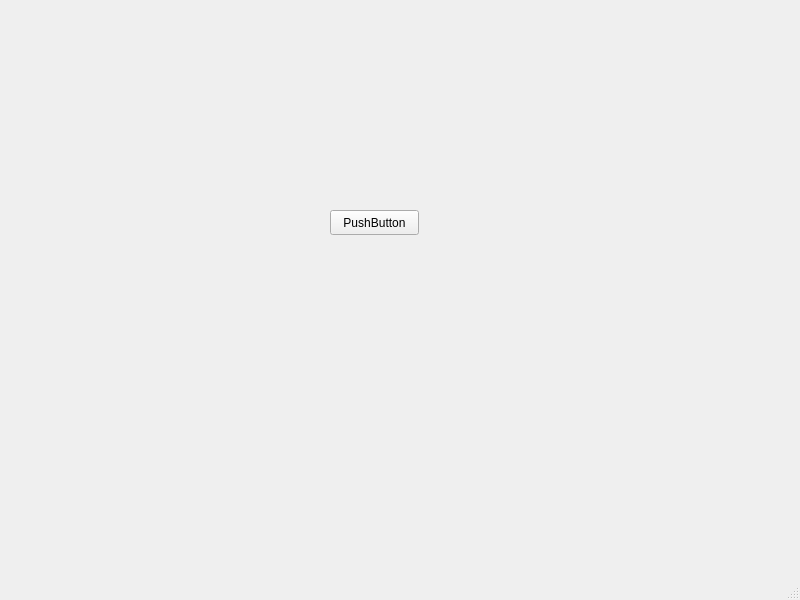
The window that robocon_desktop/ui/mainwindow.ui (RoboX-Labs/xrobo_ws) describes before a commit, drawn with Qt 5.
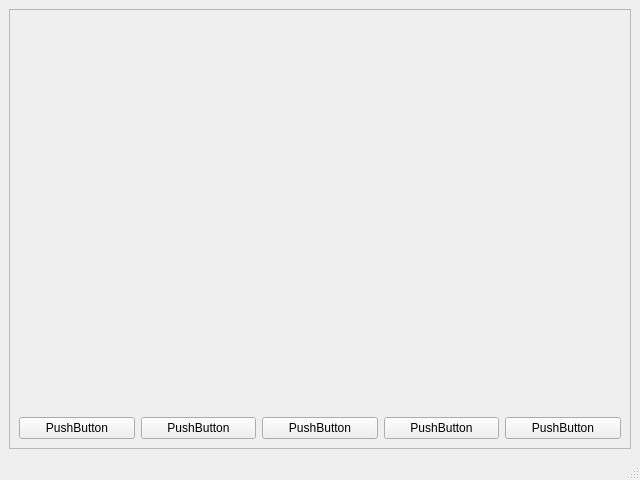
The same window after the commit.

Diff of the .ui file:
```diff
--- a/robocon_desktop/ui/mainwindow.ui
+++ b/robocon_desktop/ui/mainwindow.ui
@@ -6,27 +6,89 @@
    <rect>
     <x>0</x>
     <y>0</y>
-    <width>800</width>
-    <height>600</height>
+    <width>640</width>
+    <height>480</height>
    </rect>
   </property>
+  <property name="minimumSize">
+   <size>
+    <width>640</width>
+    <height>480</height>
+   </size>
+  </property>
   <property name="windowTitle">
    <string>MainWindow</string>
   </property>
   <widget class="QWidget" name="centralwidget">
-   <widget class="QPushButton" name="pushButton">
-    <property name="geometry">
-     <rect>
-      <x>330</x>
-      <y>210</y>
-      <width>89</width>
-      <height>25</height>
-     </rect>
-    </property>
-    <property name="text">
-     <string>PushButton</string>
-    </property>
-   </widget>
+   <layout class="QVBoxLayout" name="verticalLayout" stretch="10">
+    <item>
+     <widget class="QFrame" name="frame">
+      <property name="frameShape">
+       <enum>QFrame::StyledPanel</enum>
+      </property>
+      <property name="frameShadow">
+       <enum>QFrame::Raised</enum>
+      </property>
+      <layout class="QVBoxLayout" name="verticalLayout_2" stretch="10,1">
+       <item>
+        <widget class="QWidget" name="rvizwidget" native="true">
+         <property name="minimumSize">
+          <size>
+           <width>0</width>
+           <height>0</height>
+          </size>
+         </property>
+         <property name="sizeIncrement">
+          <size>
+           <width>0</width>
+           <height>0</height>
+          </size>
+         </property>
+        </widget>
+       </item>
+       <item>
+        <layout class="QHBoxLayout" name="horizontalLayout">
+         <item>
+          <widget class="QPushButton" name="pushButton">
+           <property name="text">
+            <string>PushButton</string>
+           </property>
+          </widget>
+         </item>
+         <item>
+          <widget class="QPushButton" name="pushButton_3">
+           <property name="text">
+            <string>PushButton</string>
+           </property>
+          </widget>
+         </item>
+         <item>
+          <widget class="QPushButton" name="pushButton_6">
+           <property name="text">
+            <string>PushButton</string>
+           </property>
+          </widget>
+         </item>
+         <item>
+          <widget class="QPushButton" name="pushButton_5">
+           <property name="text">
+            <string>PushButton</string>
+           </property>
+          </widget>
+         </item>
+         <item>
+          <widget class="QPushButton" name="pushButton_2">
+           <property name="text">
+            <string>PushButton</string>
+           </property>
+          </widget>
+         </item>
+        </layout>
+       </item>
+      </layout>
+     </widget>
+    </item>
+   </layout>
   </widget>
   <widget class="QMenuBar" name="menubar">
    <property name="geometry">
```
Left out of the diff: 2 changed lines with no effect on the pictures.
